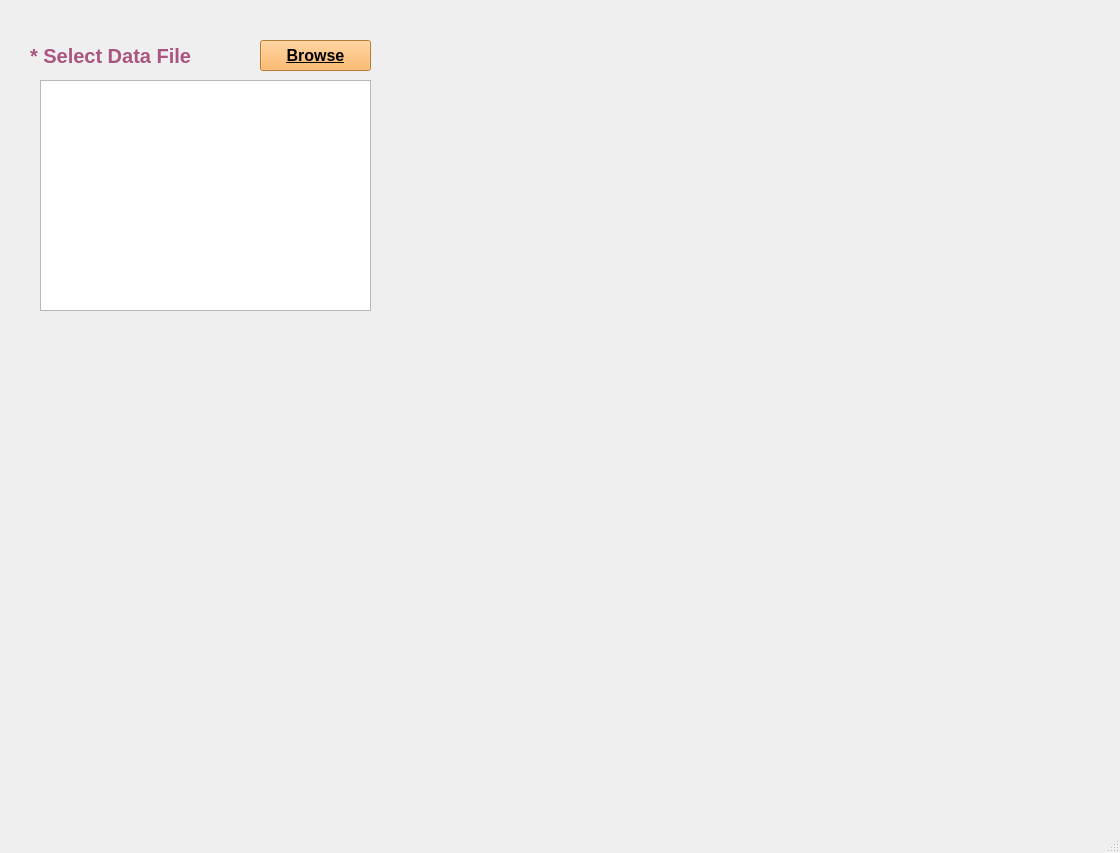
This is mainwindow.ui in youngsang114/PyQT as Qt 5 draws it before an edit. The edited form follows.
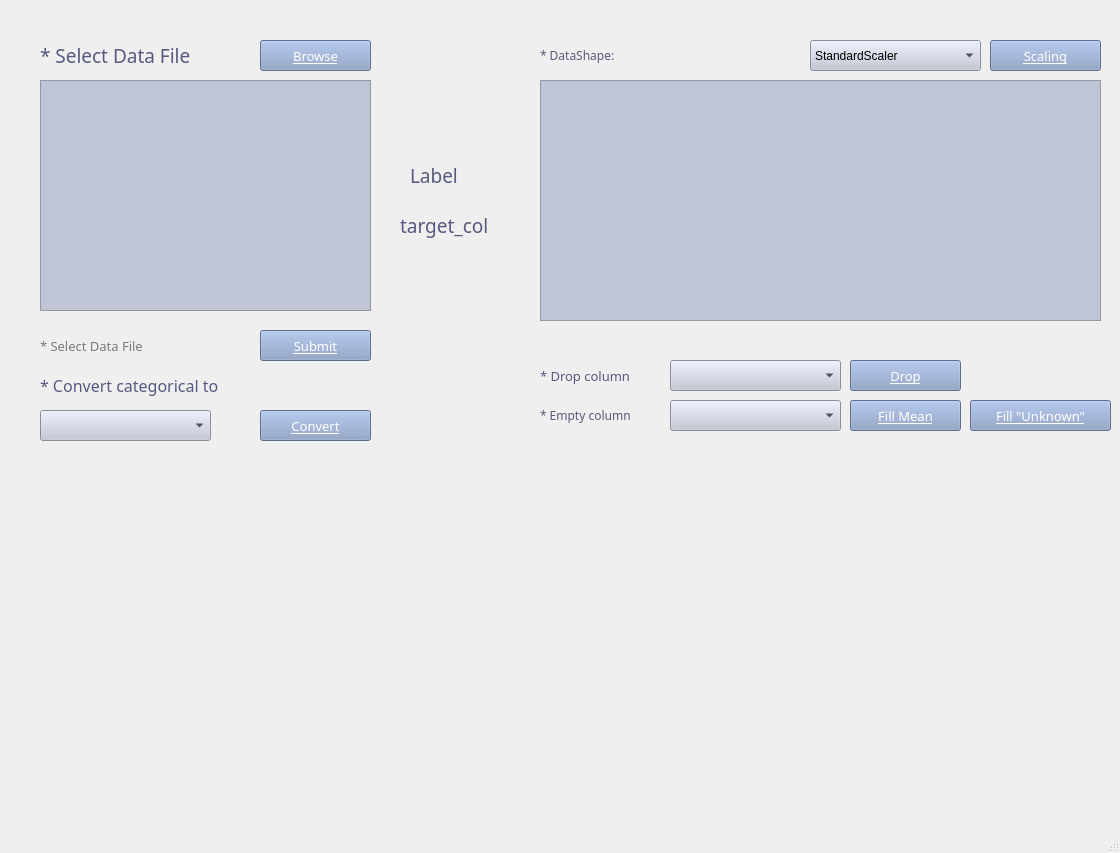
This is the edited form.

```diff
--- a/mainwindow.ui
+++ b/mainwindow.ui
@@ -17,21 +17,24 @@
    <widget class="QLabel" name="label">
     <property name="geometry">
      <rect>
-      <x>30</x>
+      <x>40</x>
       <y>40</y>
-      <width>221</width>
+      <width>201</width>
       <height>31</height>
      </rect>
     </property>
     <property name="font">
      <font>
-      <pointsize>15</pointsize>
-      <weight>75</weight>
-      <bold>true</bold>
+      <family>빛의 계승자 Bold</family>
+      <pointsize>14</pointsize>
+      <weight>9</weight>
+      <italic>false</italic>
+      <bold>false</bold>
      </font>
     </property>
     <property name="styleSheet">
-     <string notr="true">color: rgb(170, 85, 127);</string>
+     <string notr="true">color: rgb(87, 89, 127);
+font: 75 14pt &quot;빛의 계승자 Bold&quot;;</string>
     </property>
     <property name="text">
      <string>* Select Data File</string>
@@ -48,14 +51,18 @@
     </property>
     <property name="font">
      <font>
-      <pointsize>12</pointsize>
-      <weight>75</weight>
-      <bold>true</bold>
+      <family>빛의 계승자 Regular</family>
+      <pointsize>10</pointsize>
+      <weight>50</weight>
+      <italic>false</italic>
+      <bold>false</bold>
       <underline>true</underline>
      </font>
     </property>
     <property name="styleSheet">
-     <string notr="true">background-color: rgb(255, 170, 67);</string>
+     <string notr="true">background-color: rgb(133, 154, 194);
+font: 10pt &quot;빛의 계승자 Regular&quot;;
+color: rgb(255, 255, 255);</string>
     </property>
     <property name="text">
      <string>Browse</string>
@@ -69,6 +76,490 @@
       <width>331</width>
       <height>231</height>
      </rect>
+    </property>
+    <property name="styleSheet">
+     <string notr="true">background-color: rgb(192, 197, 213);
+selection-color: rgb(102, 136, 154);
+border-color: rgb(255, 255, 255);
+font: 9pt &quot;조선100년체&quot;;</string>
+    </property>
+   </widget>
+   <widget class="QPushButton" name="Submit">
+    <property name="geometry">
+     <rect>
+      <x>260</x>
+      <y>330</y>
+      <width>111</width>
+      <height>31</height>
+     </rect>
+    </property>
+    <property name="font">
+     <font>
+      <family>빛의 계승자 Regular</family>
+      <pointsize>10</pointsize>
+      <weight>50</weight>
+      <italic>false</italic>
+      <bold>false</bold>
+      <underline>true</underline>
+     </font>
+    </property>
+    <property name="styleSheet">
+     <string notr="true">background-color: rgb(133, 154, 194);
+font: 10pt &quot;빛의 계승자 Regular&quot;;
+color: rgb(255, 255, 255);</string>
+    </property>
+    <property name="text">
+     <string>Submit</string>
+    </property>
+   </widget>
+   <widget class="QLabel" name="label_2">
+    <property name="geometry">
+     <rect>
+      <x>40</x>
+      <y>330</y>
+      <width>191</width>
+      <height>31</height>
+     </rect>
+    </property>
+    <property name="font">
+     <font>
+      <family>빛의 계승자 Bold</family>
+      <pointsize>10</pointsize>
+      <weight>9</weight>
+      <italic>false</italic>
+      <bold>false</bold>
+     </font>
+    </property>
+    <property name="styleSheet">
+     <string notr="true">color:rgb(122, 122, 122);
+font: 75 10pt &quot;빛의 계승자 Bold&quot;;
+</string>
+    </property>
+    <property name="text">
+     <string>* Select Data File</string>
+    </property>
+   </widget>
+   <widget class="QLabel" name="label_3">
+    <property name="geometry">
+     <rect>
+      <x>410</x>
+      <y>160</y>
+      <width>71</width>
+      <height>31</height>
+     </rect>
+    </property>
+    <property name="font">
+     <font>
+      <family>빛의 계승자 Bold</family>
+      <pointsize>14</pointsize>
+      <weight>9</weight>
+      <italic>false</italic>
+      <bold>false</bold>
+     </font>
+    </property>
+    <property name="styleSheet">
+     <string notr="true">color: rgb(87, 89, 127);
+font: 75 14pt &quot;빛의 계승자 Bold&quot;;
+</string>
+    </property>
+    <property name="text">
+     <string>Label</string>
+    </property>
+   </widget>
+   <widget class="QLabel" name="target_col">
+    <property name="geometry">
+     <rect>
+      <x>400</x>
+      <y>210</y>
+      <width>121</width>
+      <height>31</height>
+     </rect>
+    </property>
+    <property name="font">
+     <font>
+      <family>빛의 계승자 Bold</family>
+      <pointsize>14</pointsize>
+      <weight>9</weight>
+      <italic>false</italic>
+      <bold>false</bold>
+     </font>
+    </property>
+    <property name="styleSheet">
+     <string notr="true">color: rgb(87, 89, 127);
+font: 75 14pt &quot;빛의 계승자 Bold&quot;;
+</string>
+    </property>
+    <property name="text">
+     <string>target_col</string>
+    </property>
+   </widget>
+   <widget class="QTableView" name="tableView">
+    <property name="geometry">
+     <rect>
+      <x>540</x>
+      <y>80</y>
+      <width>561</width>
+      <height>241</height>
+     </rect>
+    </property>
+    <property name="styleSheet">
+     <string notr="true">background-color: rgb(192, 197, 213);
+border-color: rgb(255, 255, 255);
+font: 9pt &quot;조선100년체&quot;;</string>
+    </property>
+   </widget>
+   <widget class="QLabel" name="label_4">
+    <property name="geometry">
+     <rect>
+      <x>540</x>
+      <y>40</y>
+      <width>101</width>
+      <height>31</height>
+     </rect>
+    </property>
+    <property name="font">
+     <font>
+      <family>빛의 계승자 Bold</family>
+      <pointsize>9</pointsize>
+      <weight>9</weight>
+      <italic>false</italic>
+      <bold>false</bold>
+     </font>
+    </property>
+    <property name="styleSheet">
+     <string notr="true">color: rgb(87, 89, 127);
+font: 75 9pt &quot;빛의 계승자 Bold&quot;;
+</string>
+    </property>
+    <property name="text">
+     <string>* DataShape:</string>
+    </property>
+   </widget>
+   <widget class="QComboBox" name="scaler">
+    <property name="geometry">
+     <rect>
+      <x>810</x>
+      <y>40</y>
+      <width>171</width>
+      <height>31</height>
+     </rect>
+    </property>
+    <property name="styleSheet">
+     <string notr="true">background-color: rgb(192, 197, 213);
+selection-color: rgb(102, 136, 154);
+border-color: rgb(255, 255, 255);
+font: 9pt &quot;조선100년체&quot;;</string>
+    </property>
+    <item>
+     <property name="text">
+      <string>StandardScaler</string>
+     </property>
+    </item>
+    <item>
+     <property name="text">
+      <string>MinMaxScaler</string>
+     </property>
+    </item>
+    <item>
+     <property name="text">
+      <string>LogScaler</string>
+     </property>
+    </item>
+   </widget>
+   <widget class="QPushButton" name="scale_btn">
+    <property name="geometry">
+     <rect>
+      <x>990</x>
+      <y>40</y>
+      <width>111</width>
+      <height>31</height>
+     </rect>
+    </property>
+    <property name="font">
+     <font>
+      <family>빛의 계승자 Regular</family>
+      <pointsize>10</pointsize>
+      <weight>50</weight>
+      <italic>false</italic>
+      <bold>false</bold>
+      <underline>true</underline>
+     </font>
+    </property>
+    <property name="styleSheet">
+     <string notr="true">background-color: rgb(133, 154, 194);
+font: 10pt &quot;빛의 계승자 Regular&quot;;
+color: rgb(255, 255, 255);</string>
+    </property>
+    <property name="text">
+     <string>Scaling</string>
+    </property>
+   </widget>
+   <widget class="QLabel" name="shape">
+    <property name="geometry">
+     <rect>
+      <x>640</x>
+      <y>40</y>
+      <width>161</width>
+      <height>31</height>
+     </rect>
+    </property>
+    <property name="font">
+     <font>
+      <family>빛의 계승자 Bold</family>
+      <pointsize>9</pointsize>
+      <weight>9</weight>
+      <italic>false</italic>
+      <bold>false</bold>
+     </font>
+    </property>
+    <property name="styleSheet">
+     <string notr="true">color: rgb(87, 89, 127);
+font: 75 9pt &quot;빛의 계승자 Bold&quot;;
+</string>
+    </property>
+    <property name="text">
+     <string/>
+    </property>
+   </widget>
+   <widget class="QPushButton" name="convert_btn">
+    <property name="geometry">
+     <rect>
+      <x>260</x>
+      <y>410</y>
+      <width>111</width>
+      <height>31</height>
+     </rect>
+    </property>
+    <property name="font">
+     <font>
+      <family>빛의 계승자 Regular</family>
+      <pointsize>10</pointsize>
+      <weight>50</weight>
+      <italic>false</italic>
+      <bold>false</bold>
+      <underline>true</underline>
+     </font>
+    </property>
+    <property name="styleSheet">
+     <string notr="true">background-color: rgb(133, 154, 194);
+font: 10pt &quot;빛의 계승자 Regular&quot;;
+color: rgb(255, 255, 255);</string>
+    </property>
+    <property name="text">
+     <string>Convert</string>
+    </property>
+   </widget>
+   <widget class="QComboBox" name="cat_column">
+    <property name="geometry">
+     <rect>
+      <x>40</x>
+      <y>410</y>
+      <width>171</width>
+      <height>31</height>
+     </rect>
+    </property>
+    <property name="styleSheet">
+     <string notr="true">background-color: rgb(192, 197, 213);
+selection-color: rgb(102, 136, 154);
+border-color: rgb(255, 255, 255);
+font: 9pt &quot;조선100년체&quot;;</string>
+    </property>
+   </widget>
+   <widget class="QLabel" name="label_5">
+    <property name="geometry">
+     <rect>
+      <x>40</x>
+      <y>370</y>
+      <width>231</width>
+      <height>31</height>
+     </rect>
+    </property>
+    <property name="font">
+     <font>
+      <family>빛의 계승자 Bold</family>
+      <pointsize>12</pointsize>
+      <weight>9</weight>
+      <italic>false</italic>
+      <bold>false</bold>
+     </font>
+    </property>
+    <property name="styleSheet">
+     <string notr="true">color: rgb(87, 89, 127);
+font: 75 12pt &quot;빛의 계승자 Bold&quot;;
+</string>
+    </property>
+    <property name="text">
+     <string>* Convert categorical to</string>
+    </property>
+   </widget>
+   <widget class="QComboBox" name="drop_column">
+    <property name="geometry">
+     <rect>
+      <x>670</x>
+      <y>360</y>
+      <width>171</width>
+      <height>31</height>
+     </rect>
+    </property>
+    <property name="styleSheet">
+     <string notr="true">background-color: rgb(192, 197, 213);
+selection-color: rgb(102, 136, 154);
+border-color: rgb(255, 255, 255);
+font: 9pt &quot;조선100년체&quot;;</string>
+    </property>
+   </widget>
+   <widget class="QLabel" name="label_6">
+    <property name="geometry">
+     <rect>
+      <x>540</x>
+      <y>360</y>
+      <width>111</width>
+      <height>31</height>
+     </rect>
+    </property>
+    <property name="font">
+     <font>
+      <family>빛의 계승자 Bold</family>
+      <pointsize>10</pointsize>
+      <weight>9</weight>
+      <italic>false</italic>
+      <bold>false</bold>
+     </font>
+    </property>
+    <property name="styleSheet">
+     <string notr="true">color: rgb(87, 89, 127);
+font: 75 10pt &quot;빛의 계승자 Bold&quot;;
+</string>
+    </property>
+    <property name="text">
+     <string>* Drop column</string>
+    </property>
+   </widget>
+   <widget class="QComboBox" name="empty_column">
+    <property name="geometry">
+     <rect>
+      <x>670</x>
+      <y>400</y>
+      <width>171</width>
+      <height>31</height>
+     </rect>
+    </property>
+    <property name="styleSheet">
+     <string notr="true">background-color: rgb(192, 197, 213);
+selection-color: rgb(102, 136, 154);
+border-color: rgb(255, 255, 255);
+font: 9pt &quot;조선100년체&quot;;</string>
+    </property>
+   </widget>
+   <widget class="QPushButton" name="drop_btn">
+    <property name="geometry">
+     <rect>
+      <x>850</x>
+      <y>360</y>
+      <width>111</width>
+      <height>31</height>
+     </rect>
+    </property>
+    <property name="font">
+     <font>
+      <family>빛의 계승자 Regular</family>
+      <pointsize>10</pointsize>
+      <weight>50</weight>
+      <italic>false</italic>
+      <bold>false</bold>
+      <underline>true</underline>
+     </font>
+    </property>
+    <property name="styleSheet">
+     <string notr="true">background-color: rgb(133, 154, 194);
+font: 10pt &quot;빛의 계승자 Regular&quot;;
+color: rgb(255, 255, 255);</string>
+    </property>
+    <property name="text">
+     <string>Drop</string>
+    </property>
+   </widget>
+   <widget class="QPushButton" name="fillmean_btn">
+    <property name="geometry">
+     <rect>
+      <x>850</x>
+      <y>400</y>
+      <width>111</width>
+      <height>31</height>
+     </rect>
+    </property>
+    <property name="font">
+     <font>
+      <family>빛의 계승자 Regular</family>
+      <pointsize>10</pointsize>
+      <weight>50</weight>
+      <italic>false</italic>
+      <bold>false</bold>
+      <underline>true</underline>
+     </font>
+    </property>
+    <property name="styleSheet">
+     <string notr="true">background-color: rgb(133, 154, 194);
+font: 10pt &quot;빛의 계승자 Regular&quot;;
+color: rgb(255, 255, 255);</string>
+    </property>
+    <property name="text">
+     <string>Fill Mean</string>
+    </property>
+   </widget>
+   <widget class="QPushButton" name="fillna_btn">
+    <property name="geometry">
+     <rect>
+      <x>970</x>
+      <y>400</y>
+      <width>141</width>
+      <height>31</height>
+     </rect>
+    </property>
+    <property name="font">
+     <font>
+      <family>빛의 계승자 Regular</family>
+      <pointsize>10</pointsize>
+      <weight>50</weight>
+      <italic>false</italic>
+      <bold>false</bold>
+      <underline>true</underline>
+     </font>
+    </property>
+    <property name="styleSheet">
+     <string notr="true">background-color: rgb(133, 154, 194);
+font: 10pt &quot;빛의 계승자 Regular&quot;;
+color: rgb(255, 255, 255);</string>
+    </property>
+    <property name="text">
+     <string>Fill &quot;Unknown&quot;</string>
+    </property>
+   </widget>
+   <widget class="QLabel" name="label_7">
+    <property name="geometry">
+     <rect>
+      <x>540</x>
+      <y>400</y>
+      <width>121</width>
+      <height>31</height>
+     </rect>
+    </property>
+    <property name="font">
+     <font>
+      <family>빛의 계승자 Bold</family>
+      <pointsize>9</pointsize>
+      <weight>9</weight>
+      <italic>false</italic>
+      <bold>false</bold>
+     </font>
+    </property>
+    <property name="styleSheet">
+     <string notr="true">color: rgb(87, 89, 127);
+font: 75 9pt &quot;빛의 계승자 Bold&quot;;
+</string>
+    </property>
+    <property name="text">
+     <string>* Empty column</string>
     </property>
    </widget>
   </widget>
```
